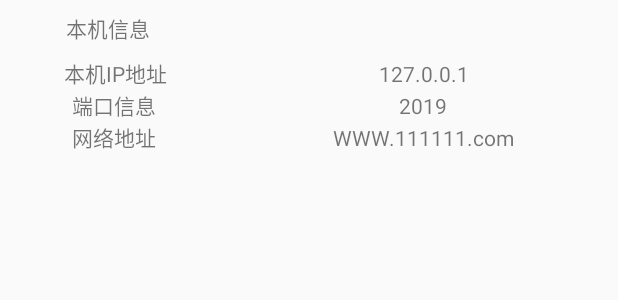
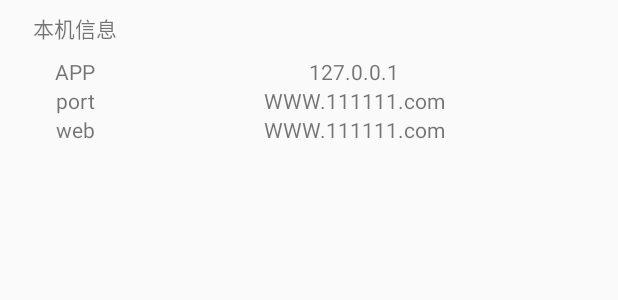
Before and after one commit to SilenCN/LanTransmission, an Android app: the layout link_dialog.xml on its own in the app's theme, with its tools: preview values and no code run, on a phone screen of 412 x 824 dp. Shown: the top 300 px of the screen. Run offline under Robolectric (Android 15) with nearby library versions, the phone set to English and light mode, and no system bars; network calls fail.

Commit message:
支持文件分享到应用，完成连接其他设备

```diff
--- a/app/src/main/java/cn/silen_dev/lantransmission/core/scan/Server/ScannerServer.java
+++ b/app/src/main/java/cn/silen_dev/lantransmission/core/scan/Server/ScannerServer.java
@@ -45,7 +45,7 @@ public class ScannerServer extends Thread {
     }
     public void scan(){
         System.out.println("scan");
-        InetSocketAddress inetAddress=new InetSocketAddress("255.255.255.255",SCANNER_SERVER_PORT);
+        InetSocketAddress inetAddress=new InetSocketAddress("192.168.43.255",SCANNER_SERVER_PORT);
         send(inetAddress,ConstValue.HELLO+":"+uId);
     }
 
--- a/app/src/main/java/cn/silen_dev/lantransmission/core/transmission/Server/ClientLinkThread.java
+++ b/app/src/main/java/cn/silen_dev/lantransmission/core/transmission/Server/ClientLinkThread.java
@@ -125,7 +125,7 @@ public class ClientLinkThread extends Thread {
                 NotificationCome notificationCome = new NotificationCome(tcpMessage.getTransmission());
                 notificationCome.sendSimplestNotificationWithAction(myApplication.getApplicationContext());
 
-                Transmission transmission = new Transmission();
+                Transmission transmission = tcpMessage.getTransmission();
                 transmission.setTime(System.currentTimeMillis());
                 transmission.setSr(ConstValue.RECEIVE);
                 transmission.setUserId(tcpMessage.getEquipment().getId());
--- a/app/src/main/java/cn/silen_dev/lantransmission/fileBrowser/FileBrowserActivity.java
+++ b/app/src/main/java/cn/silen_dev/lantransmission/fileBrowser/FileBrowserActivity.java
@@ -111,6 +111,7 @@ public class FileBrowserActivity extends AppCompatActivity {
 
 
     private void updateFileList(File file) {
+        System.out.println(file.getAbsolutePath());
         data.clear();
         selectFile = file;
         if (checkIsRootFile(file)) {
@@ -136,7 +137,9 @@ public class FileBrowserActivity extends AppCompatActivity {
             data.add(parentMap);
 
             File[] subFiles = file.listFiles();
-            Arrays.sort(subFiles, new FileSortComparator());
+            if (subFiles.length>1) {
+                Arrays.sort(subFiles, new FileSortComparator());
+            }
             for (File subFile : subFiles) {
                 if (mode == SELECT_DIRECTORY && subFile.isFile()) {
                     break;
--- a/app/src/main/java/cn/silen_dev/lantransmission/settings/SettingFragment.java
+++ b/app/src/main/java/cn/silen_dev/lantransmission/settings/SettingFragment.java
@@ -93,6 +93,7 @@ public class SettingFragment extends PreferenceFragment {
 
     private void mkdirForStore(File file){
         if (!file.exists()){
+            mkdirForStore(file.getParentFile());
             file.mkdir();
         }
     }
--- a/app/src/main/res/layout/activity_trans_item.xml
+++ b/app/src/main/res/layout/activity_trans_item.xml
@@ -18,7 +18,7 @@
             android:layout_width="130dp"
             android:layout_height="match_parent"
             android:scaleType="centerCrop"
-            android:src="@mipmap/test_1"/>
+            android:src="@mipmap/test_1" />
 
         <LinearLayout
             android:layout_width="188dp"
--- a/app/src/main/res/layout/link_dialog.xml
+++ b/app/src/main/res/layout/link_dialog.xml
@@ -8,85 +8,89 @@
 
     <TextView
         android:id="@+id/thisphoneinfo"
-        android:layout_width="144dp"
+        android:layout_width="100dp"
         android:layout_height="38dp"
         android:gravity="center"
         android:text="本机信息"
         tools:layout_editor_absoluteX="56dp"
         tools:layout_editor_absoluteY="155dp" />
+
     <LinearLayout
         android:layout_width="match_parent"
-        android:layout_height="wrap_content">
+        android:layout_height="wrap_content"
+        android:layout_marginLeft="20dp"
+        android:layout_marginRight="20dp">
 
         <TextView
             android:id="@+id/lab_ipaddress"
-            android:layout_width="wrap_content"
+            android:layout_width="60dp"
             android:layout_height="wrap_content"
-            android:text="本机IP地址"
             android:gravity="center"
+            android:text="APP"
             tools:layout_editor_absoluteX="56dp"
-            tools:layout_editor_absoluteY="219dp"
-            android:layout_weight="3"/>
+            tools:layout_editor_absoluteY="219dp" />
 
 
         <TextView
-        android:id="@+id/ipaddressinfo"
-        android:layout_width="wrap_content"
-        android:layout_height="wrap_content"
-        android:text="127.0.0.1"
+            android:id="@+id/ipaddressinfo"
+            android:layout_width="match_parent"
+            android:layout_height="wrap_content"
             android:gravity="center"
+            android:text="127.0.0.1"
             tools:layout_editor_absoluteX="56dp"
-        tools:layout_editor_absoluteY="259dp"
-            android:layout_weight="7"/>
-    </LinearLayout>
-    <LinearLayout
-        android:layout_width="match_parent"
-        android:layout_height="wrap_content">
-
-        <TextView
-            android:id="@+id/lab_host"
-            android:layout_width="wrap_content"
-            android:layout_height="wrap_content"
-            android:layout_weight="3"
-            android:text="端口信息"
-            android:gravity="center"
-            tools:layout_editor_absoluteX="56dp"
-            tools:layout_editor_absoluteY="297dp" />
-
-        <TextView
-            android:id="@+id/hostinfo"
-            android:layout_width="wrap_content"
-            android:layout_height="wrap_content"
-            android:text="2019"
-            android:gravity="center"
-            tools:layout_editor_absoluteX="150dp"
-            tools:layout_editor_absoluteY="219dp"
-            android:layout_weight="7"/>
+            tools:layout_editor_absoluteY="259dp" />
     </LinearLayout>
 
     <LinearLayout
         android:layout_width="match_parent"
-        android:layout_height="wrap_content">
+        android:layout_height="wrap_content"
+        android:layout_marginLeft="20dp"
+        android:layout_marginRight="20dp">
+
+        <TextView
+            android:id="@+id/lab_host"
+            android:layout_width="60dp"
+            android:layout_height="wrap_content"
+            android:gravity="center"
+            android:text="port"
+            tools:layout_editor_absoluteX="56dp"
+            tools:layout_editor_absoluteY="297dp" />
+
+
+
+        <TextView
+            android:id="@+id/app_port_info"
+            android:layout_width="match_parent"
+            android:layout_height="wrap_content"
+            android:gravity="center"
+            android:text="WWW.111111.com"
+ />
+
+    </LinearLayout>
+
+    <LinearLayout
+        android:layout_width="match_parent"
+        android:layout_height="wrap_content"
+        android:layout_marginLeft="20dp"
+        android:layout_marginRight="20dp">
 
         <TextView
             android:id="@+id/lab_web"
-            android:layout_width="94dp"
+            android:layout_width="60dp"
             android:layout_height="wrap_content"
-            android:layout_weight="3"
-            android:text="网络地址"
             android:gravity="center"
+            android:text="web"
             tools:layout_editor_absoluteX="150dp"
             tools:layout_editor_absoluteY="259dp" />
 
         <TextView
-        android:id="@+id/webinfo"
-        android:layout_width="wrap_content"
-        android:layout_height="wrap_content"
-        android:text="WWW.111111.com"
+            android:id="@+id/webinfo"
+            android:layout_width="match_parent"
+            android:layout_height="wrap_content"
             android:gravity="center"
+            android:text="WWW.111111.com"
             tools:layout_editor_absoluteX="150dp"
-        tools:layout_editor_absoluteY="297dp"
-            android:layout_weight="7"/>
+            tools:layout_editor_absoluteY="297dp" />
     </LinearLayout>
 
 </LinearLayout>
```
Also changed, not shown: app/src/main/AndroidManifest.xml (+15 -4 lines), app/src/main/java/cn/silen_dev/lantransmission/MainActivity.java (+25 -17 lines), app/src/main/java/cn/silen_dev/lantransmission/ShareActivity.java (added, +72 -0 lines), app/src/main/java/cn/silen_dev/lantransmission/dialog/LinkDialog.java (+13 -3 lines), app/src/main/java/cn/silen_dev/lantransmission/dialog/LinkOtherEquipmentDialog.java (+32 -6 lines), app/src/main/res/layout/activity_share.xml (added, +9 -0 lines).
